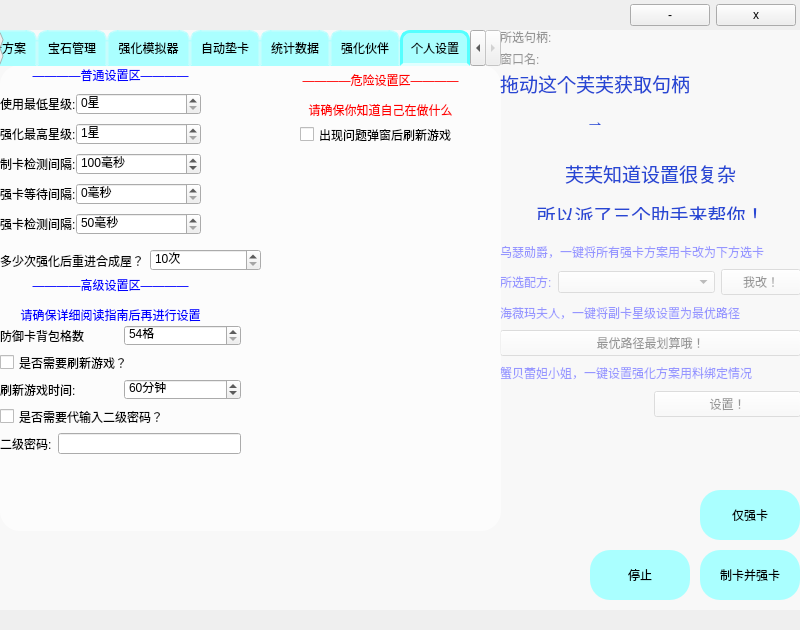
Qt form GUI/天知强卡器.ui (a1929238/tenchi-cards-enhancer) before a commit.
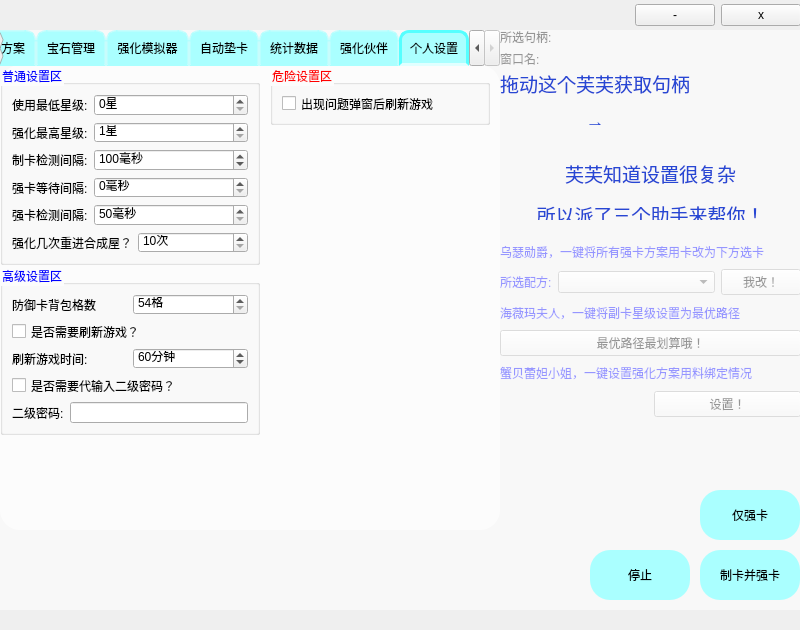
The same form after that commit. The open tabs and pages were chosen to show the change. Custom widgets are drawn as their Qt base class.

The edit to the form file:
```diff
--- a/GUI/天知强卡器.ui
+++ b/GUI/天知强卡器.ui
@@ -34,10 +34,16 @@
      <rect>
       <x>0</x>
       <y>30</y>
-      <width>501</width>
-      <height>501</height>
+      <width>500</width>
+      <height>500</height>
      </rect>
     </property>
+    <property name="maximumSize">
+     <size>
+      <width>16777215</width>
+      <height>16777213</height>
+     </size>
+    </property>
     <property name="layoutDirection">
      <enum>Qt::LeftToRight</enum>
     </property>
@@ -2680,61 +2686,34 @@
      <attribute name="toolTip">
       <string>设置是很重要的哦，一定不能忘了</string>
      </attribute>
-     <widget class="QWidget" name="layoutWidget">
+     <widget class="QGroupBox" name="normal_settings_group">
       <property name="geometry">
        <rect>
         <x>0</x>
-        <y>180</y>
-        <width>261</width>
-        <height>31</height>
+        <y>0</y>
+        <width>260</width>
+        <height>200</height>
        </rect>
       </property>
-      <layout class="QHBoxLayout" name="horizontalLayout_2">
-       <item>
-        <widget class="QLabel" name="label_42">
-         <property name="sizePolicy">
-          <sizepolicy hsizetype="Fixed" vsizetype="Preferred">
-           <horstretch>0</horstretch>
-           <verstretch>0</verstretch>
-          </sizepolicy>
-         </property>
-         <property name="text">
-          <string>多少次强化后重进合成屋？</string>
-         </property>
-        </widget>
-       </item>
-       <item>
-        <widget class="QSpinBox" name="reload_count_input">
-         <property name="toolTip">
-          <string>推荐次数:50 合成屋待的越久就越卡</string>
-         </property>
-         <property name="suffix">
-          <string>次</string>
-         </property>
-         <property name="minimum">
-          <number>10</number>
-         </property>
-         <property name="maximum">
-          <number>100</number>
-         </property>
-         <property name="singleStep">
-          <number>1</number>
-         </property>
-        </widget>
-       </item>
-      </layout>
-     </widget>
-     <widget class="QWidget" name="layoutWidget">
-      <property name="geometry">
-       <rect>
-        <x>0</x>
-        <y>20</y>
-        <width>201</width>
-        <height>161</height>
-       </rect>
-      </property>
+      <property name="styleSheet">
+       <string notr="true">QGroupBox{ color: blue}</string>
+      </property>
+      <property name="title">
+       <string>普通设置区</string>
+      </property>
+      <property name="flat">
+       <bool>false</bool>
+      </property>
+      <property name="checkable">
+       <bool>false</bool>
+      </property>
+      <layout class="QVBoxLayout" name="verticalLayout">
+       <item>
       <layout class="QVBoxLayout" name="verticalLayout_4">
        <property name="spacing">
+          <number>6</number>
+         </property>
+         <property name="bottomMargin">
         <number>0</number>
        </property>
        <item>
@@ -2902,49 +2881,69 @@
          </item>
         </layout>
        </item>
-      </layout>
-     </widget>
-     <widget class="QLabel" name="label_13">
-      <property name="geometry">
-       <rect>
-        <x>0</x>
-        <y>0</y>
-        <width>221</width>
-        <height>21</height>
-       </rect>
-      </property>
-      <property name="styleSheet">
-       <string notr="true">color: rgb(0, 0, 255);</string>
-      </property>
+         <item>
+          <layout class="QHBoxLayout" name="horizontalLayout_2">
+           <item>
+            <widget class="QLabel" name="label_42">
+             <property name="sizePolicy">
+              <sizepolicy hsizetype="Fixed" vsizetype="Preferred">
+               <horstretch>0</horstretch>
+               <verstretch>0</verstretch>
+              </sizepolicy>
+             </property>
       <property name="text">
-       <string>&lt;html&gt;&lt;head/&gt;&lt;body&gt;&lt;p align=&quot;center&quot;&gt;————普通设置区————&lt;/p&gt;&lt;/body&gt;&lt;/html&gt;</string>
-      </property>
-     </widget>
-     <widget class="QLabel" name="label_14">
-      <property name="geometry">
-       <rect>
-        <x>0</x>
-        <y>210</y>
-        <width>221</width>
-        <height>51</height>
-       </rect>
-      </property>
-      <property name="styleSheet">
-       <string notr="true">color: rgb(0, 0, 255);</string>
-      </property>
-      <property name="text">
-       <string>&lt;html&gt;&lt;head/&gt;&lt;body&gt;&lt;p align=&quot;center&quot;&gt;————高级设置区————&lt;/p&gt;&lt;p align=&quot;center&quot;&gt;请确保详细阅读指南后再进行设置&lt;/p&gt;&lt;/body&gt;&lt;/html&gt;</string>
-      </property>
-     </widget>
-     <widget class="QWidget" name="layoutWidget">
+              <string>强化几次重进合成屋？</string>
+             </property>
+            </widget>
+           </item>
+           <item>
+            <widget class="QSpinBox" name="reload_count_input">
+             <property name="sizePolicy">
+              <sizepolicy hsizetype="Expanding" vsizetype="Fixed">
+               <horstretch>0</horstretch>
+               <verstretch>0</verstretch>
+              </sizepolicy>
+             </property>
+             <property name="toolTip">
+              <string>推荐次数:50 合成屋待的越久就越卡</string>
+             </property>
+             <property name="suffix">
+              <string>次</string>
+             </property>
+             <property name="minimum">
+              <number>10</number>
+             </property>
+             <property name="maximum">
+              <number>100</number>
+             </property>
+             <property name="singleStep">
+              <number>1</number>
+             </property>
+            </widget>
+           </item>
+          </layout>
+         </item>
+        </layout>
+       </item>
+      </layout>
+     </widget>
+     <widget class="QGroupBox" name="advanced_settings_group">
       <property name="geometry">
        <rect>
         <x>0</x>
-        <y>260</y>
-        <width>241</width>
-        <height>129</height>
+        <y>200</y>
+        <width>260</width>
+        <height>170</height>
        </rect>
       </property>
+      <property name="styleSheet">
+       <string notr="true">QGroupBox{ color: blue}</string>
+      </property>
+      <property name="title">
+       <string>高级设置区</string>
+      </property>
+      <layout class="QVBoxLayout" name="verticalLayout_11">
+       <item>
       <layout class="QVBoxLayout" name="verticalLayout_5">
        <item>
         <layout class="QHBoxLayout" name="horizontalLayout_36">
@@ -3047,35 +3046,30 @@
         </layout>
        </item>
       </layout>
+       </item>
+      </layout>
      </widget>
-     <widget class="QLabel" name="label_64">
+     <widget class="QGroupBox" name="dangerous_settings_group">
       <property name="geometry">
        <rect>
         <x>270</x>
         <y>0</y>
-        <width>221</width>
-        <height>61</height>
+        <width>220</width>
+        <height>60</height>
        </rect>
       </property>
       <property name="toolTip">
        <string/>
       </property>
       <property name="styleSheet">
-       <string notr="true">color: red;</string>
+       <string notr="true">QGroupBox{ color: red}</string>
       </property>
-      <property name="text">
-       <string>&lt;html&gt;&lt;head/&gt;&lt;body&gt;&lt;p align=&quot;center&quot;&gt;————危险设置区————&lt;/p&gt;&lt;p align=&quot;center&quot;&gt;请确保你知道自己在做什么&lt;/p&gt;&lt;/body&gt;&lt;/html&gt;</string>
+      <property name="title">
+       <string>危险设置区</string>
       </property>
-     </widget>
+      <layout class="QVBoxLayout" name="verticalLayout_12">
+       <item>
      <widget class="QCheckBox" name="failed_refresh_check">
-      <property name="geometry">
-       <rect>
-        <x>300</x>
-        <y>60</y>
-        <width>181</width>
-        <height>19</height>
-       </rect>
-      </property>
       <property name="toolTip">
        <string>最多刷新五次，五次后停止</string>
       </property>
@@ -3083,6 +3077,9 @@
        <string>出现问题弹窗后刷新游戏</string>
       </property>
      </widget>
+       </item>
+      </layout>
+     </widget>
     </widget>
    </widget>
    <widget class="QLabel" name="handle_tips">
@@ -3450,22 +3447,6 @@
         </property>
        </widget>
       </item>
-      <item>
-       <spacer name="horizontalSpacer_2">
-        <property name="orientation">
-         <enum>Qt::Horizontal</enum>
-        </property>
-        <property name="sizeType">
-         <enum>QSizePolicy::Fixed</enum>
-        </property>
-        <property name="sizeHint" stdset="0">
-         <size>
-          <width>5</width>
-          <height>20</height>
-         </size>
-        </property>
-       </spacer>
-      </item>
      </layout>
     </widget>
    </widget>
```
Left out of the diff: 21 changed lines with no effect on the pictures. Lines whose indentation alone changed are shown as unchanged.
